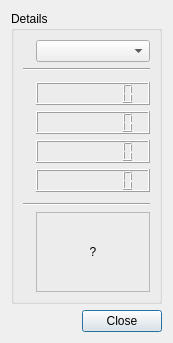
The window that res/ui/history.ui (LazyT/rrcc) describes before a commit, drawn with Qt 5.
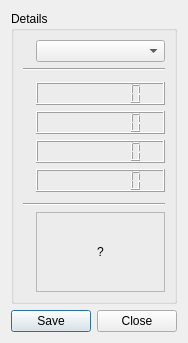
The same window after the commit. Icons and pictures are not drawn.

```diff
--- a/res/ui/history.ui
+++ b/res/ui/history.ui
@@ -185,7 +185,7 @@
    <item>
     <widget class="QDialogButtonBox" name="buttonBox">
      <property name="standardButtons">
-      <set>QDialogButtonBox::Close</set>
+      <set>QDialogButtonBox::Close|QDialogButtonBox::Save</set>
      </property>
     </widget>
    </item>
```
